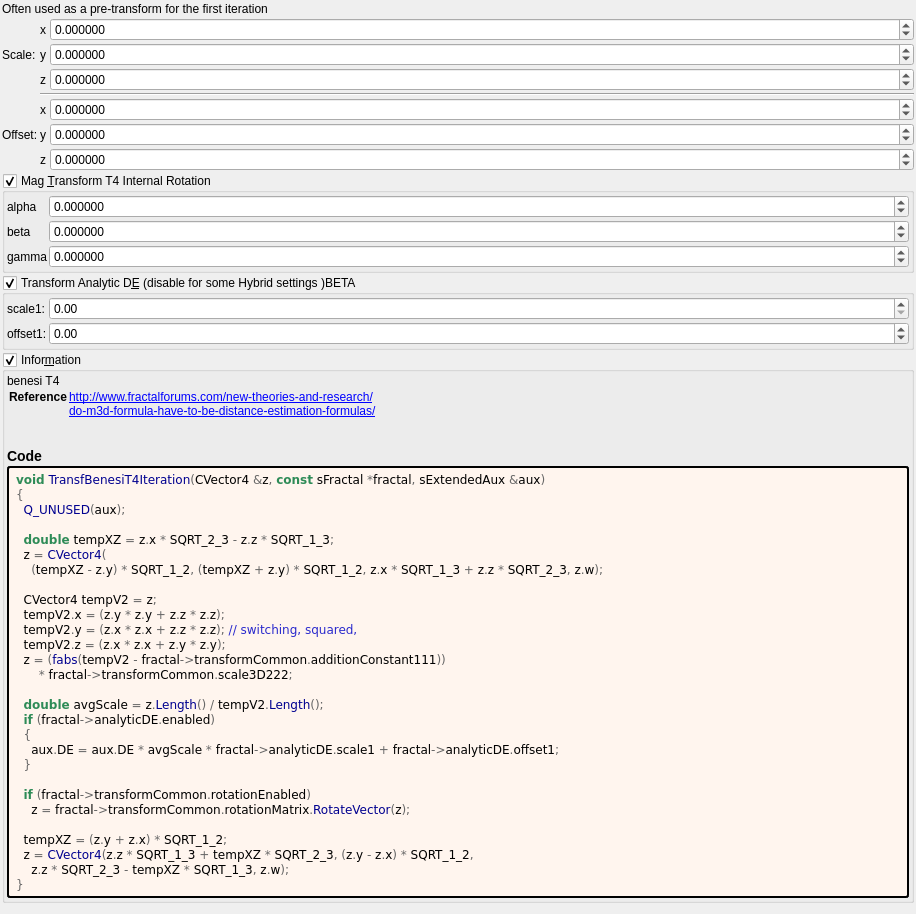
This is mandelbulber2/formula/ui/transf_benesi_t4.ui in buddhi1980/mandelbulber2 as Qt 5 draws it before an edit. The edited form follows.
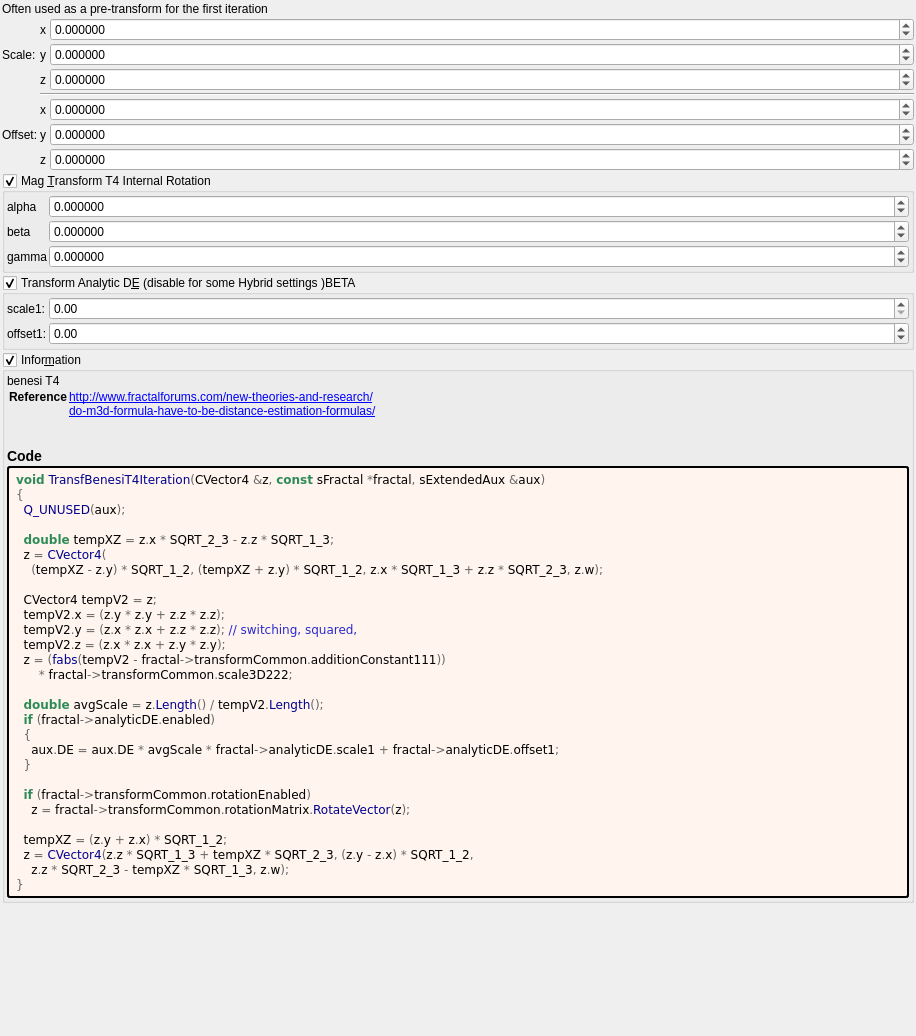
This is the edited form. Custom widgets are drawn as their Qt base class.

What changed in the file:
```diff
--- a/mandelbulber2/formula/ui/transf_benesi_t4.ui
+++ b/mandelbulber2/formula/ui/transf_benesi_t4.ui
@@ -7,7 +7,7 @@
     <x>0</x>
     <y>0</y>
     <width>916</width>
-    <height>914</height>
+    <height>1036</height>
    </rect>
   </property>
   <property name="windowTitle">
```
Left out of the diff: 14 changed lines with no effect on the pictures.
